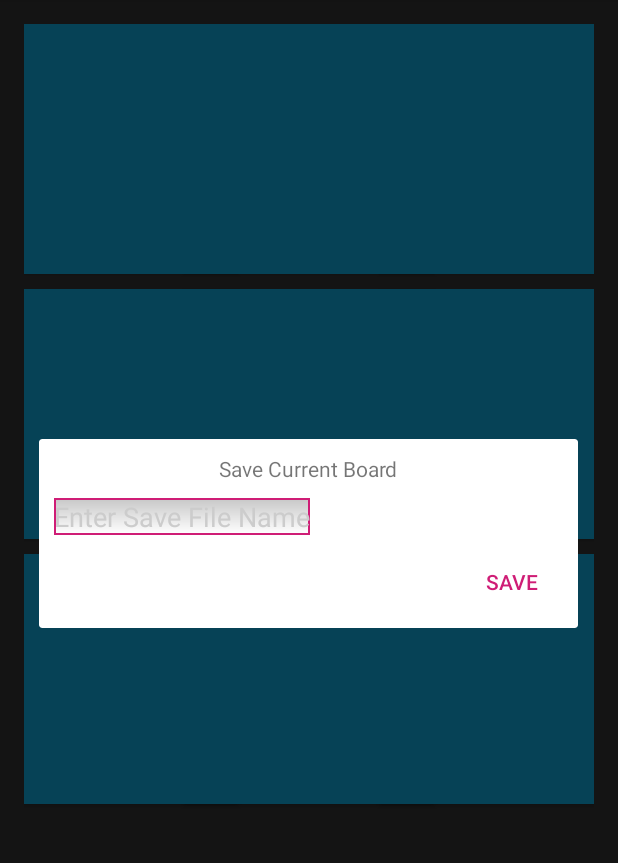
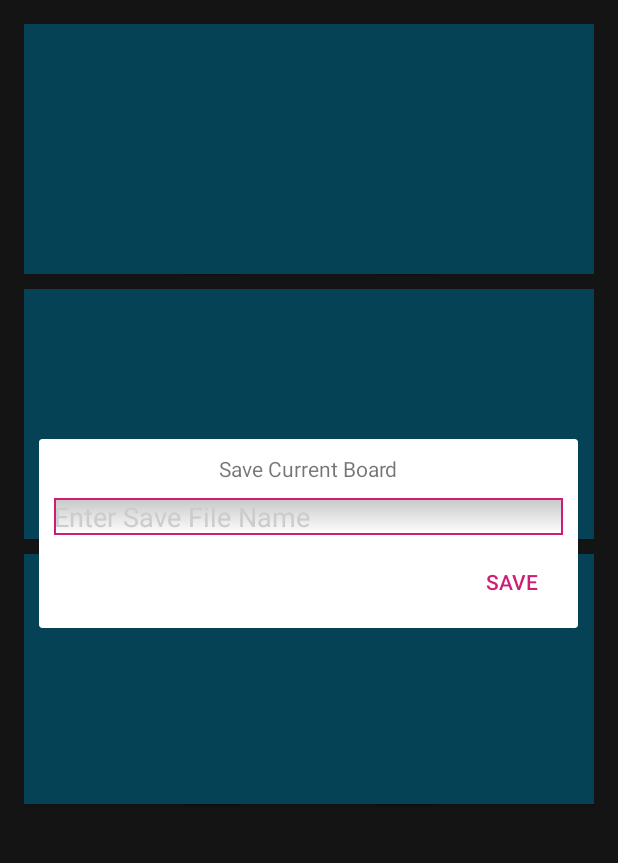
Before and after one commit to Ostinyo/Soundboard, an Android app: the screen it shows after launch (MainActivity), in the side drawer, after a tap on "Save Board", on a phone screen of 412 x 824 dp, the part 84-947 px from its top. Run offline under Robolectric (Android 15) with nearby library versions, the phone set to English and light mode, and no system bars.

Commit message:
Quick fix on save board fragment
Changed to match_parent instead of wrap_content and added a right margin

```diff
--- a/app/src/main/res/layout/save_board_layout.xml
+++ b/app/src/main/res/layout/save_board_layout.xml
@@ -15,7 +15,7 @@
         />
 
     <EditText
-        android:layout_width="wrap_content"
+        android:layout_width="match_parent"
         android:layout_height="wrap_content"
         android:id="@+id/boardNamePrompt"
         android:hint="@string/save_hint_text"
@@ -23,7 +23,6 @@
         android:background="@drawable/edit_text_style"
         android:layout_marginLeft="10dp"
         android:layout_marginTop="10dp"
-        android:layout_weight=".05"
-        />
+        android:layout_marginRight="10dp"/>
 
 </LinearLayout>
```
